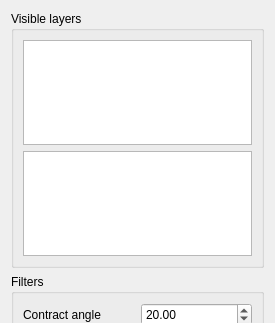
Above: tools.ui from Ylannl/skel3d before the change; both pictures show x 0 to 275 and y 0 to 323 of the 275 by 475 pixel window. Below: the same form after it.
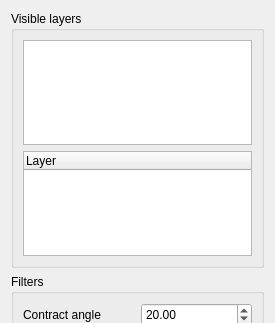
That is the form after the change.

Commit message: first test with QTreeWidget to manage layers

Diff of the .ui file:
```diff
--- a/tools.ui
+++ b/tools.ui
@@ -37,19 +37,15 @@
        </widget>
       </item>
       <item>
-       <widget class="QTreeView" name="treeView_layers">
-        <property name="alternatingRowColors">
-         <bool>true</bool>
-        </property>
+       <widget class="QTreeWidget" name="treeWidget_layers">
         <property name="selectionMode">
          <enum>QAbstractItemView::MultiSelection</enum>
         </property>
-        <property name="horizontalScrollMode">
-         <enum>QAbstractItemView::ScrollPerItem</enum>
-        </property>
-        <attribute name="headerVisible">
-         <bool>true</bool>
-        </attribute>
+        <column>
+         <property name="text">
+          <string>Layer</string>
+         </property>
+        </column>
        </widget>
       </item>
      </layout>
```
The commit also changes 1 other file.
